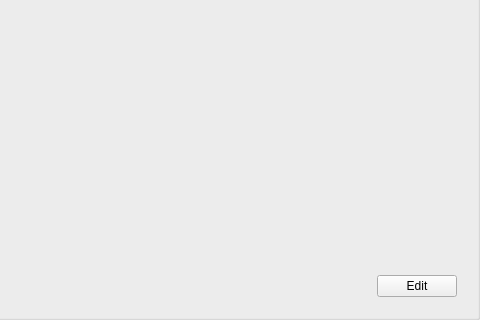
First picture: the form in src/libs/widgets/src/views/employeeaccountinputarea.ui, repository jmuelbert/jmbde-QT, before the edit; both pictures show x 250 to 730 and y 280 to 600 of the 730 by 600 pixel window.
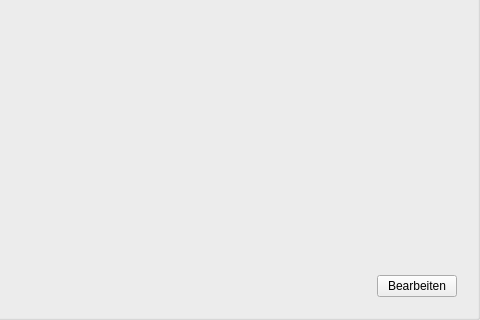
Second picture: the form after the edit.

```diff
--- a/src/libs/widgets/src/views/employeeaccountinputarea.ui
+++ b/src/libs/widgets/src/views/employeeaccountinputarea.ui
@@ -162,7 +162,7 @@
         <item>
          <widget class="QPushButton" name="pushButton_EditFinish">
           <property name="text">
-           <string>Edit</string>
+           <string>Bearbeiten</string>
           </property>
          </widget>
         </item>
```
Left out of the diff: 8 changed lines with no effect on the pictures.
